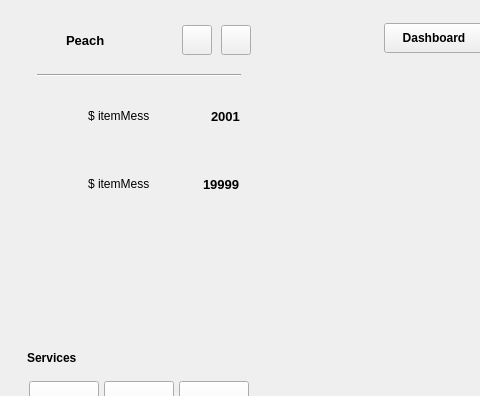
The window that widget.ui (slicesteak/SheepOCR) describes before a commit, drawn with Qt 5; both pictures show x 0 to 480 and y 0 to 396 of the 1030 by 685 pixel window.
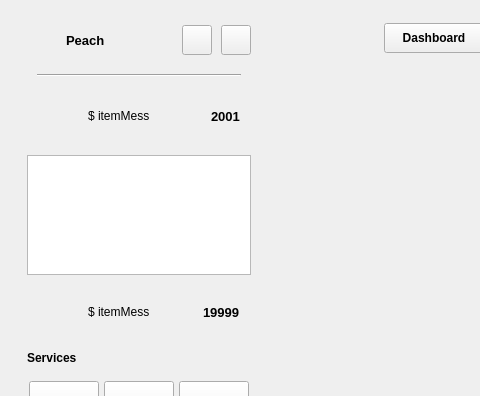
The same window after the commit. Icons and pictures are not drawn.

```diff
--- a/widget.ui
+++ b/widget.ui
@@ -311,6 +311,9 @@
               </layout>
              </widget>
             </item>
+            <item>
+             <widget class="QTextEdit" name="picPath"/>
+            </item>
             <item>
              <widget class="QWidget" name="w_item_02" native="true">
               <layout class="QHBoxLayout" name="horizontalLayout_4">
```
